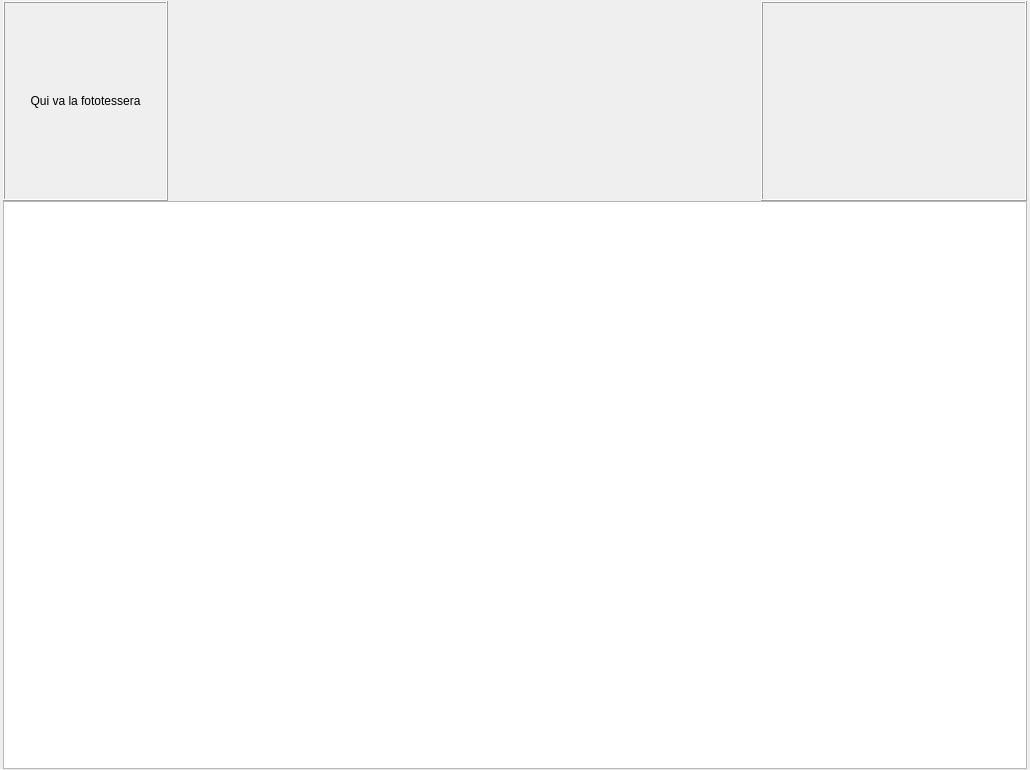
Ruj89/infmedica, file mainwindow.ui: the form before one commit.
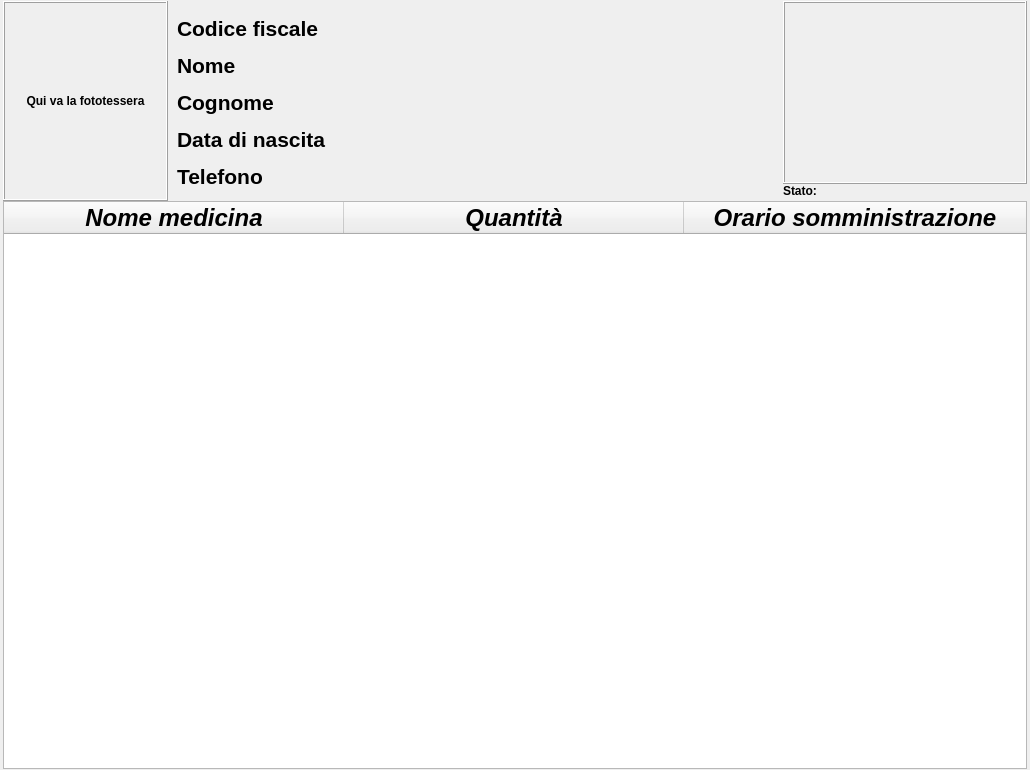
The form after the commit.

Commit message: Interfaccia grafica completata

Patch:
```diff
--- a/mainwindow.ui
+++ b/mainwindow.ui
@@ -10,6 +10,12 @@
     <height>770</height>
    </rect>
   </property>
+  <property name="font">
+   <font>
+    <weight>75</weight>
+    <bold>true</bold>
+   </font>
+  </property>
   <property name="windowTitle">
    <string>VideoCapture</string>
   </property>
@@ -96,10 +102,13 @@
             </size>
            </property>
            <layout class="QHBoxLayout" name="horizontalLayout">
+            <property name="spacing">
+             <number>0</number>
+            </property>
             <property name="margin">
              <number>0</number>
             </property>
-            <item alignment="Qt::AlignLeft">
+            <item>
              <widget class="QWidget" name="FotoLayout" native="true">
               <property name="sizePolicy">
                <sizepolicy hsizetype="Fixed" vsizetype="Fixed">
@@ -146,13 +155,184 @@
              </widget>
             </item>
             <item>
-             <layout class="QVBoxLayout" name="DataPaziente">
-              <property name="spacing">
+             <layout class="QFormLayout" name="formLayout_3">
+              <property name="horizontalSpacing">
+               <number>16</number>
+              </property>
+              <property name="verticalSpacing">
+               <number>12</number>
+              </property>
+              <property name="leftMargin">
+               <number>9</number>
+              </property>
+              <property name="topMargin">
+               <number>15</number>
+              </property>
+              <property name="rightMargin">
                <number>0</number>
               </property>
+              <item row="0" column="0">
+               <widget class="QLabel" name="label_2">
+                <property name="sizePolicy">
+                 <sizepolicy hsizetype="Expanding" vsizetype="Preferred">
+                  <horstretch>0</horstretch>
+                  <verstretch>0</verstretch>
+                 </sizepolicy>
+                </property>
+                <property name="font">
+                 <font>
+                  <pointsize>16</pointsize>
+                 </font>
+                </property>
+                <property name="text">
+                 <string>Codice fiscale</string>
+                </property>
+               </widget>
+              </item>
+              <item row="0" column="1">
+               <widget class="QLabel" name="labelCF">
+                <property name="font">
+                 <font>
+                  <pointsize>16</pointsize>
+                  <weight>50</weight>
+                  <italic>false</italic>
+                  <bold>false</bold>
+                 </font>
+                </property>
+                <property name="text">
+                 <string/>
+                </property>
+               </widget>
+              </item>
+              <item row="1" column="0">
+               <widget class="QLabel" name="label_3">
+                <property name="sizePolicy">
+                 <sizepolicy hsizetype="Expanding" vsizetype="Preferred">
+                  <horstretch>0</horstretch>
+                  <verstretch>0</verstretch>
+                 </sizepolicy>
+                </property>
+                <property name="font">
+                 <font>
+                  <pointsize>16</pointsize>
+                 </font>
+                </property>
+                <property name="text">
+                 <string>Nome</string>
+                </property>
+               </widget>
+              </item>
+              <item row="1" column="1">
+               <widget class="QLabel" name="labelNome">
+                <property name="font">
+                 <font>
+                  <pointsize>16</pointsize>
+                  <weight>75</weight>
+                  <italic>true</italic>
+                  <bold>true</bold>
+                 </font>
+                </property>
+                <property name="text">
+                 <string/>
+                </property>
+               </widget>
+              </item>
+              <item row="2" column="0">
+               <widget class="QLabel" name="label_4">
+                <property name="sizePolicy">
+                 <sizepolicy hsizetype="Expanding" vsizetype="Preferred">
+                  <horstretch>0</horstretch>
+                  <verstretch>0</verstretch>
+                 </sizepolicy>
+                </property>
+                <property name="font">
+                 <font>
+                  <pointsize>16</pointsize>
+                 </font>
+                </property>
+                <property name="text">
+                 <string>Cognome</string>
+                </property>
+               </widget>
+              </item>
+              <item row="2" column="1">
+               <widget class="QLabel" name="labelCognome">
+                <property name="font">
+                 <font>
+                  <pointsize>16</pointsize>
+                  <weight>50</weight>
+                  <italic>false</italic>
+                  <bold>false</bold>
+                 </font>
+                </property>
+                <property name="text">
+                 <string/>
+                </property>
+               </widget>
+              </item>
+              <item row="3" column="0">
+               <widget class="QLabel" name="label_5">
+                <property name="sizePolicy">
+                 <sizepolicy hsizetype="Expanding" vsizetype="Preferred">
+                  <horstretch>0</horstretch>
+                  <verstretch>0</verstretch>
+                 </sizepolicy>
+                </property>
+                <property name="font">
+                 <font>
+                  <pointsize>16</pointsize>
+                 </font>
+                </property>
+                <property name="text">
+                 <string>Data di nascita</string>
+                </property>
+               </widget>
+              </item>
+              <item row="3" column="1">
+               <widget class="QLabel" name="labelData">
+                <property name="font">
+                 <font>
+                  <pointsize>16</pointsize>
+                  <weight>50</weight>
+                  <italic>false</italic>
+                  <bold>false</bold>
+                 </font>
+                </property>
+                <property name="text">
+                 <string/>
+                </property>
+               </widget>
+              </item>
+              <item row="4" column="0">
+               <widget class="QLabel" name="label_11">
+                <property name="font">
+                 <font>
+                  <pointsize>16</pointsize>
+                 </font>
+                </property>
+                <property name="text">
+                 <string>Telefono</string>
+                </property>
+               </widget>
+              </item>
+              <item row="4" column="1">
+               <widget class="QLabel" name="labelTelefono">
+                <property name="font">
+                 <font>
+                  <pointsize>16</pointsize>
+                  <weight>50</weight>
+                  <italic>false</italic>
+                  <bold>false</bold>
+                 </font>
+                </property>
+                <property name="text">
+                 <string/>
+                </property>
+               </widget>
+              </item>
              </layout>
             </item>
-            <item alignment="Qt::AlignRight">
+            <item>
              <widget class="QWidget" name="CameraLayout" native="true">
               <property name="sizePolicy">
                <sizepolicy hsizetype="Fixed" vsizetype="Fixed">
@@ -162,17 +342,17 @@
               </property>
               <property name="minimumSize">
                <size>
-                <width>266</width>
+                <width>244</width>
                 <height>200</height>
                </size>
               </property>
               <property name="maximumSize">
                <size>
-                <width>266</width>
+                <width>244</width>
                 <height>200</height>
                </size>
               </property>
-              <layout class="QHBoxLayout" name="horizontalLayout_2">
+              <layout class="QVBoxLayout" name="verticalLayout">
                <property name="spacing">
                 <number>0</number>
                </property>
@@ -181,6 +361,12 @@
                </property>
                <item>
                 <widget class="QLabel" name="WidgetImageLabel">
+                 <property name="minimumSize">
+                  <size>
+                   <width>244</width>
+                   <height>183</height>
+                  </size>
+                 </property>
                  <property name="frameShape">
                   <enum>QFrame::Box</enum>
                  </property>
@@ -192,6 +378,24 @@
                  </property>
                 </widget>
                </item>
+               <item>
+                <layout class="QFormLayout" name="formLayout_2">
+                 <item row="0" column="0">
+                  <widget class="QLabel" name="label_6">
+                   <property name="text">
+                    <string>Stato:</string>
+                   </property>
+                  </widget>
+                 </item>
+                 <item row="0" column="1">
+                  <widget class="QLabel" name="labelState">
+                   <property name="text">
+                    <string/>
+                   </property>
+                  </widget>
+                 </item>
+                </layout>
+               </item>
               </layout>
              </widget>
             </item>
@@ -201,7 +405,85 @@
          <item>
           <layout class="QVBoxLayout" name="verticalLayout_3">
            <item>
-            <widget class="QTableWidget" name="tableWidget"/>
+            <widget class="QTableWidget" name="tableWidget">
+             <property name="font">
+              <font>
+               <pointsize>18</pointsize>
+              </font>
+             </property>
+             <property name="tabKeyNavigation">
+              <bool>true</bool>
+             </property>
+             <property name="showDropIndicator" stdset="0">
+              <bool>true</bool>
+             </property>
+             <property name="alternatingRowColors">
+              <bool>true</bool>
+             </property>
+             <property name="gridStyle">
+              <enum>Qt::DotLine</enum>
+             </property>
+             <property name="sortingEnabled">
+              <bool>true</bool>
+             </property>
+             <property name="cornerButtonEnabled">
+              <bool>false</bool>
+             </property>
+             <property name="rowCount">
+              <number>0</number>
+             </property>
+             <property name="columnCount">
+              <number>3</number>
+             </property>
+             <attribute name="horizontalHeaderDefaultSectionSize">
+              <number>340</number>
+             </attribute>
+             <attribute name="horizontalHeaderStretchLastSection">
+              <bool>true</bool>
+             </attribute>
+             <attribute name="verticalHeaderVisible">
+              <bool>false</bool>
+             </attribute>
+             <column>
+              <property name="text">
+               <string>Nome medicina</string>
+              </property>
+              <property name="font">
+               <font>
+                <pointsize>18</pointsize>
+                <weight>75</weight>
+                <italic>true</italic>
+                <bold>true</bold>
+               </font>
+              </property>
+             </column>
+             <column>
+              <property name="text">
+               <string>Quantità</string>
+              </property>
+              <property name="font">
+               <font>
+                <pointsize>18</pointsize>
+                <weight>75</weight>
+                <italic>true</italic>
+                <bold>true</bold>
+               </font>
+              </property>
+             </column>
+             <column>
+              <property name="text">
+               <string>Orario somministrazione</string>
+              </property>
+              <property name="font">
+               <font>
+                <pointsize>18</pointsize>
+                <weight>75</weight>
+                <italic>true</italic>
+                <bold>true</bold>
+               </font>
+              </property>
+             </column>
+            </widget>
            </item>
           </layout>
          </item>
```
